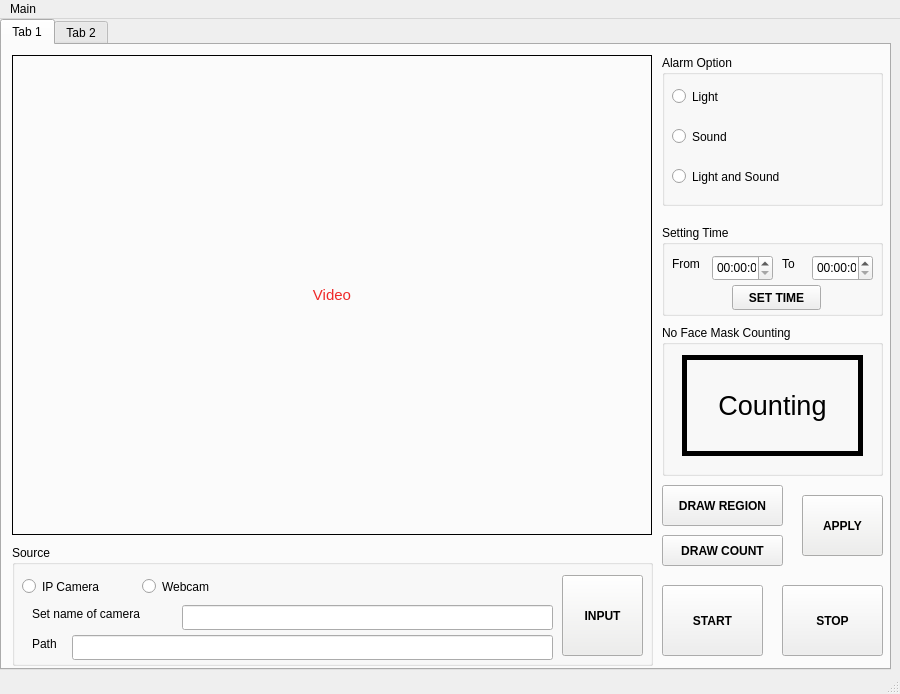
Before: the Qt Designer form design/log_test_2.ui in MinhDung0803/face_mask_reg_gui, drawn with Qt 5.
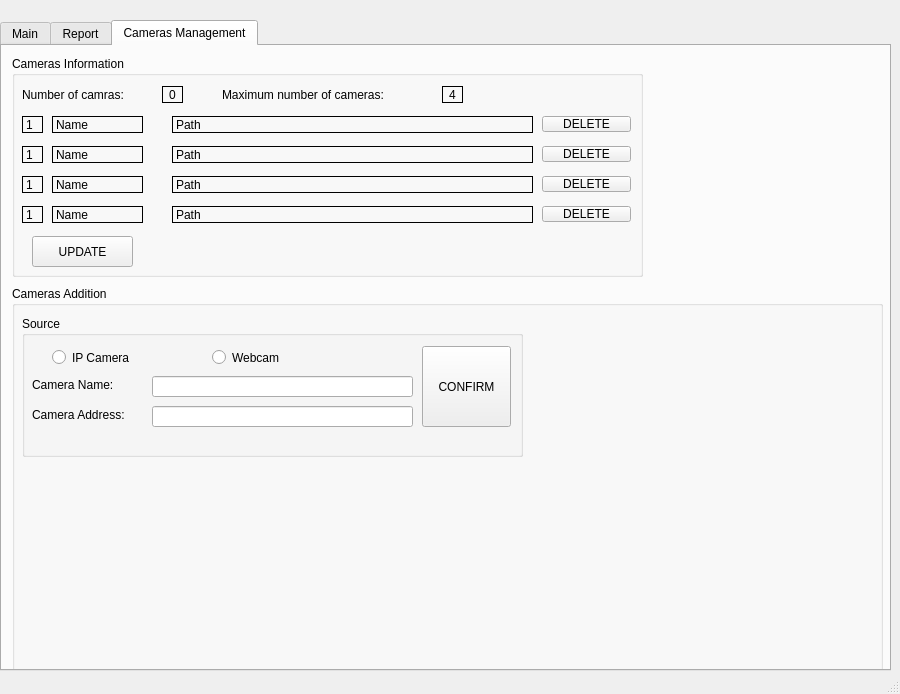
After: the same form once the commit is applied. The open tabs and pages were chosen to show the change.

Diff of the .ui file:
```diff
--- a/design/log_test_2.ui
+++ b/design/log_test_2.ui
@@ -18,7 +18,7 @@
     <property name="geometry">
      <rect>
       <x>0</x>
-      <y>0</y>
+      <y>20</y>
       <width>891</width>
       <height>651</height>
      </rect>
@@ -28,7 +28,7 @@
     </property>
     <widget class="QWidget" name="tab">
      <attribute name="title">
-      <string>Tab 1</string>
+      <string>Main</string>
      </attribute>
      <widget class="QLabel" name="display_video">
       <property name="geometry">
@@ -1366,7 +1366,7 @@
     </widget>
     <widget class="QWidget" name="tab_2">
      <attribute name="title">
-      <string>Tab 2</string>
+      <string>Report</string>
      </attribute>
      <widget class="QLabel" name="display_ploting_1">
       <property name="geometry">
@@ -1809,24 +1809,458 @@
       </property>
      </widget>
     </widget>
+    <widget class="QWidget" name="tab_3">
+     <attribute name="title">
+      <string>Cameras Management</string>
+     </attribute>
+     <widget class="QGroupBox" name="groupBox_2">
+      <property name="geometry">
+       <rect>
+        <x>10</x>
+        <y>10</y>
+        <width>631</width>
+        <height>221</height>
+       </rect>
+      </property>
+      <property name="title">
+       <string>Cameras Information</string>
+      </property>
+      <widget class="QLabel" name="label_7">
+       <property name="geometry">
+        <rect>
+         <x>10</x>
+         <y>30</y>
+         <width>131</width>
+         <height>17</height>
+        </rect>
+       </property>
+       <property name="text">
+        <string>Number of camras:</string>
+       </property>
+      </widget>
+      <widget class="QLabel" name="number_of_cameras">
+       <property name="geometry">
+        <rect>
+         <x>150</x>
+         <y>30</y>
+         <width>21</width>
+         <height>17</height>
+        </rect>
+       </property>
+       <property name="frameShape">
+        <enum>QFrame::Box</enum>
+       </property>
+       <property name="text">
+        <string>0</string>
+       </property>
+       <property name="alignment">
+        <set>Qt::AlignCenter</set>
+       </property>
+      </widget>
+      <widget class="QLabel" name="label_8">
+       <property name="geometry">
+        <rect>
+         <x>210</x>
+         <y>30</y>
+         <width>211</width>
+         <height>17</height>
+        </rect>
+       </property>
+       <property name="text">
+        <string>Maximum number of cameras:</string>
+       </property>
+      </widget>
+      <widget class="QLabel" name="number_of_cameras_2">
+       <property name="geometry">
+        <rect>
+         <x>430</x>
+         <y>30</y>
+         <width>21</width>
+         <height>17</height>
+        </rect>
+       </property>
+       <property name="frameShape">
+        <enum>QFrame::Box</enum>
+       </property>
+       <property name="text">
+        <string>4</string>
+       </property>
+       <property name="alignment">
+        <set>Qt::AlignCenter</set>
+       </property>
+      </widget>
+      <widget class="QLabel" name="label_9">
+       <property name="geometry">
+        <rect>
+         <x>10</x>
+         <y>60</y>
+         <width>21</width>
+         <height>17</height>
+        </rect>
+       </property>
+       <property name="frameShape">
+        <enum>QFrame::Box</enum>
+       </property>
+       <property name="text">
+        <string>1</string>
+       </property>
+      </widget>
+      <widget class="QLabel" name="m_camera_name_1">
+       <property name="geometry">
+        <rect>
+         <x>40</x>
+         <y>60</y>
+         <width>91</width>
+         <height>17</height>
+        </rect>
+       </property>
+       <property name="frameShape">
+        <enum>QFrame::Box</enum>
+       </property>
+       <property name="text">
+        <string>Name</string>
+       </property>
+      </widget>
+      <widget class="QLabel" name="m_camera_path_1">
+       <property name="geometry">
+        <rect>
+         <x>160</x>
+         <y>60</y>
+         <width>361</width>
+         <height>17</height>
+        </rect>
+       </property>
+       <property name="frameShape">
+        <enum>QFrame::Box</enum>
+       </property>
+       <property name="text">
+        <string>Path</string>
+       </property>
+      </widget>
+      <widget class="QLabel" name="label_10">
+       <property name="geometry">
+        <rect>
+         <x>10</x>
+         <y>90</y>
+         <width>21</width>
+         <height>17</height>
+        </rect>
+       </property>
+       <property name="frameShape">
+        <enum>QFrame::Box</enum>
+       </property>
+       <property name="text">
+        <string>1</string>
+       </property>
+      </widget>
+      <widget class="QLabel" name="m_camera_path_2">
+       <property name="geometry">
+        <rect>
+         <x>160</x>
+         <y>90</y>
+         <width>361</width>
+         <height>17</height>
+        </rect>
+       </property>
+       <property name="frameShape">
+        <enum>QFrame::Box</enum>
+       </property>
+       <property name="text">
+        <string>Path</string>
+       </property>
+      </widget>
+      <widget class="QLabel" name="m_camera_name_2">
+       <property name="geometry">
+        <rect>
+         <x>40</x>
+         <y>90</y>
+         <width>91</width>
+         <height>17</height>
+        </rect>
+       </property>
+       <property name="frameShape">
+        <enum>QFrame::Box</enum>
+       </property>
+       <property name="text">
+        <string>Name</string>
+       </property>
+      </widget>
+      <widget class="QLabel" name="label_11">
+       <property name="geometry">
+        <rect>
+         <x>10</x>
+         <y>120</y>
+         <width>21</width>
+         <height>17</height>
+        </rect>
+       </property>
+       <property name="frameShape">
+        <enum>QFrame::Box</enum>
+       </property>
+       <property name="text">
+        <string>1</string>
+       </property>
+      </widget>
+      <widget class="QLabel" name="m_camera_path_3">
+       <property name="geometry">
+        <rect>
+         <x>160</x>
+         <y>120</y>
+         <width>361</width>
+         <height>17</height>
+        </rect>
+       </property>
+       <property name="frameShape">
+        <enum>QFrame::Box</enum>
+       </property>
+       <property name="text">
+        <string>Path</string>
+       </property>
+      </widget>
+      <widget class="QLabel" name="m_camera_name_3">
+       <property name="geometry">
+        <rect>
+         <x>40</x>
+         <y>120</y>
+         <width>91</width>
+         <height>17</height>
+        </rect>
+       </property>
+       <property name="frameShape">
+        <enum>QFrame::Box</enum>
+       </property>
+       <property name="text">
+        <string>Name</string>
+       </property>
+      </widget>
+      <widget class="QLabel" name="label_12">
+       <property name="geometry">
+        <rect>
+         <x>10</x>
+         <y>150</y>
+         <width>21</width>
+         <height>17</height>
+        </rect>
+       </property>
+       <property name="frameShape">
+        <enum>QFrame::Box</enum>
+       </property>
+       <property name="text">
+        <string>1</string>
+       </property>
+      </widget>
+      <widget class="QLabel" name="m_camera_path_4">
+       <property name="geometry">
+        <rect>
+         <x>160</x>
+         <y>150</y>
+         <width>361</width>
+         <height>17</height>
+        </rect>
+       </property>
+       <property name="frameShape">
+        <enum>QFrame::Box</enum>
+       </property>
+       <property name="text">
+        <string>Path</string>
+       </property>
+      </widget>
+      <widget class="QLabel" name="m_camera_name_4">
+       <property name="geometry">
+        <rect>
+         <x>40</x>
+         <y>150</y>
+         <width>91</width>
+         <height>17</height>
+        </rect>
+       </property>
+       <property name="frameShape">
+        <enum>QFrame::Box</enum>
+       </property>
+       <property name="text">
+        <string>Name</string>
+       </property>
+      </widget>
+      <widget class="QPushButton" name="pushButton">
+       <property name="geometry">
+        <rect>
+         <x>20</x>
+         <y>180</y>
+         <width>101</width>
+         <height>31</height>
+        </rect>
+       </property>
+       <property name="text">
+        <string>UPDATE</string>
+       </property>
+      </widget>
+      <widget class="QPushButton" name="m_delete_1">
+       <property name="geometry">
+        <rect>
+         <x>530</x>
+         <y>60</y>
+         <width>89</width>
+         <height>16</height>
+        </rect>
+       </property>
+       <property name="text">
+        <string>DELETE</string>
+       </property>
+      </widget>
+      <widget class="QPushButton" name="m_delete_2">
+       <property name="geometry">
+        <rect>
+         <x>530</x>
+         <y>90</y>
+         <width>89</width>
+         <height>16</height>
+        </rect>
+       </property>
+       <property name="text">
+        <string>DELETE</string>
+       </property>
+      </widget>
+      <widget class="QPushButton" name="m_delete_3">
+       <property name="geometry">
+        <rect>
+         <x>530</x>
+         <y>120</y>
+         <width>89</width>
+         <height>16</height>
+        </rect>
+       </property>
+       <property name="text">
+        <string>DELETE</string>
+       </property>
+      </widget>
+      <widget class="QPushButton" name="m_delete_4">
+       <property name="geometry">
+        <rect>
+         <x>530</x>
+         <y>150</y>
+         <width>89</width>
+         <height>16</height>
+        </rect>
+       </property>
+       <property name="text">
+        <string>DELETE</string>
+       </property>
+      </widget>
+     </widget>
+     <widget class="QGroupBox" name="groupBox_6">
+      <property name="geometry">
+       <rect>
+        <x>10</x>
+        <y>240</y>
+        <width>871</width>
+        <height>391</height>
+       </rect>
+      </property>
+      <property name="title">
+       <string>Cameras Addition</string>
+      </property>
+      <widget class="QGroupBox" name="groupBox_7">
+       <property name="geometry">
+        <rect>
+         <x>10</x>
+         <y>30</y>
+         <width>501</width>
+         <height>141</height>
+        </rect>
+       </property>
+       <property name="title">
+        <string>Source</string>
+       </property>
+       <widget class="QLabel" name="label_19">
+        <property name="geometry">
+         <rect>
+          <x>10</x>
+          <y>60</y>
+          <width>121</width>
+          <height>17</height>
+         </rect>
+        </property>
+        <property name="text">
+         <string>Camera Name:</string>
+        </property>
+       </widget>
+       <widget class="QLineEdit" name="a_camera_name">
+        <property name="geometry">
+         <rect>
+          <x>130</x>
+          <y>60</y>
+          <width>261</width>
+          <height>21</height>
+         </rect>
+        </property>
+       </widget>
+       <widget class="QLineEdit" name="a_camera_address">
+        <property name="geometry">
+         <rect>
+          <x>130</x>
+          <y>90</y>
+          <width>261</width>
+          <height>21</height>
+         </rect>
+        </property>
+       </widget>
+       <widget class="QLabel" name="label_20">
+        <property name="geometry">
+         <rect>
+          <x>10</x>
+          <y>90</y>
+          <width>121</width>
+          <height>17</height>
+         </rect>
+        </property>
+        <property name="text">
+         <string>Camera Address:</string>
+        </property>
+       </widget>
+       <widget class="QRadioButton" name="radioButton_a_ip_camera">
+        <property name="geometry">
+         <rect>
+          <x>30</x>
+          <y>30</y>
+          <width>112</width>
+          <height>23</height>
+         </rect>
+        </property>
+        <property name="text">
+         <string>IP Camera</string>
+        </property>
+       </widget>
+       <widget class="QRadioButton" name="radioButton_a_webcam">
+        <property name="geometry">
+         <rect>
+          <x>190</x>
+          <y>30</y>
+          <width>112</width>
+          <height>23</height>
+         </rect>
+        </property>
+        <property name="text">
+         <string>Webcam</string>
+        </property>
+       </widget>
+       <widget class="QPushButton" name="pushButton_2">
+        <property name="geometry">
+         <rect>
+          <x>400</x>
+          <y>30</y>
+          <width>89</width>
+          <height>81</height>
+         </rect>
+        </property>
+        <property name="text">
+         <string>CONFIRM</string>
+        </property>
+       </widget>
+      </widget>
+     </widget>
+    </widget>
    </widget>
   </widget>
-  <widget class="QMenuBar" name="menubar">
-   <property name="geometry">
-    <rect>
-     <x>0</x>
-     <y>0</y>
-     <width>900</width>
-     <height>22</height>
-    </rect>
-   </property>
-   <widget class="QMenu" name="menuMain">
-    <property name="title">
-     <string>Main</string>
-    </property>
-   </widget>
-   <addaction name="menuMain"/>
-  </widget>
   <widget class="QStatusBar" name="statusbar"/>
  </widget>
  <resources/>
```
